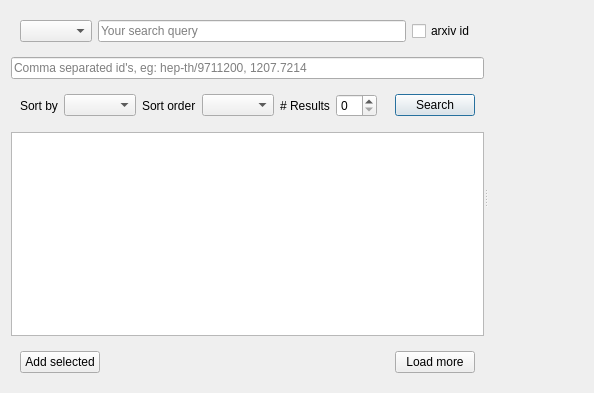
Before: the Qt Designer form amt/views/ui/arxivDialog.ui in eg0rim/amt, drawn with Qt 5.
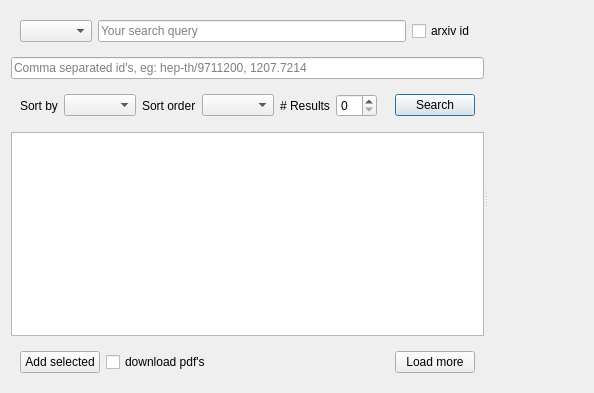
After: the same form once the commit is applied. Custom widgets are drawn as their Qt base class.

```diff
--- a/amt/views/ui/arxivDialog.ui
+++ b/amt/views/ui/arxivDialog.ui
@@ -120,6 +120,13 @@
             </property>
            </widget>
           </item>
+          <item>
+           <widget class="QCheckBox" name="downloadPdfsCheckBox">
+            <property name="text">
+             <string>download pdf's</string>
+            </property>
+           </widget>
+          </item>
           <item>
            <spacer name="horizontalSpacer_2">
             <property name="orientation">
```
